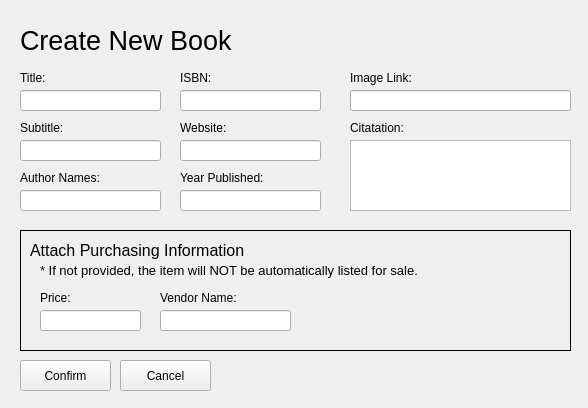
RemyGratwohl/cuTPS_D4_teaQup, file client/ContentView/contentview.ui: the form before one commit.
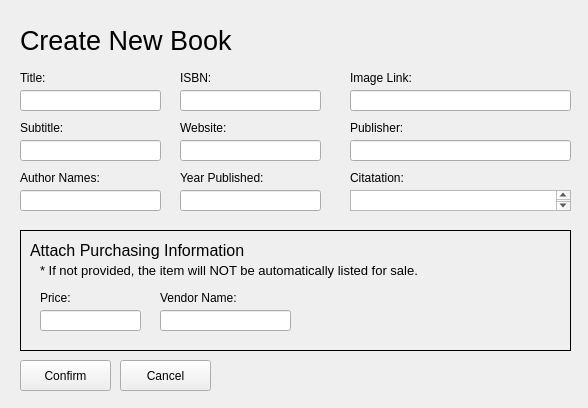
The form after the commit.

```diff
--- a/client/ContentView/contentview.ui
+++ b/client/ContentView/contentview.ui
@@ -718,9 +718,9 @@
      <property name="geometry">
       <rect>
        <x>350</x>
-       <y>140</y>
+       <y>190</y>
        <width>221</width>
-       <height>71</height>
+       <height>21</height>
       </rect>
      </property>
     </widget>
@@ -728,7 +728,7 @@
      <property name="geometry">
       <rect>
        <x>350</x>
-       <y>120</y>
+       <y>170</y>
        <width>91</width>
        <height>16</height>
       </rect>
@@ -802,6 +802,32 @@
       <string/>
      </property>
     </widget>
+    <widget class="QLineEdit" name="AB_PublisherLineEdit">
+     <property name="geometry">
+      <rect>
+       <x>350</x>
+       <y>140</y>
+       <width>221</width>
+       <height>21</height>
+      </rect>
+     </property>
+     <property name="text">
+      <string/>
+     </property>
+    </widget>
+    <widget class="QLabel" name="AB_PublisherLabel">
+     <property name="geometry">
+      <rect>
+       <x>350</x>
+       <y>120</y>
+       <width>91</width>
+       <height>16</height>
+      </rect>
+     </property>
+     <property name="text">
+      <string>Publisher:</string>
+     </property>
+    </widget>
     <zorder>AB_PD_BorderLabel</zorder>
     <zorder>AB_HeaderLabel</zorder>
     <zorder>AB_TitleLabel</zorder>
```
Left out of the diff: 2 changed lines with no effect on the pictures.
